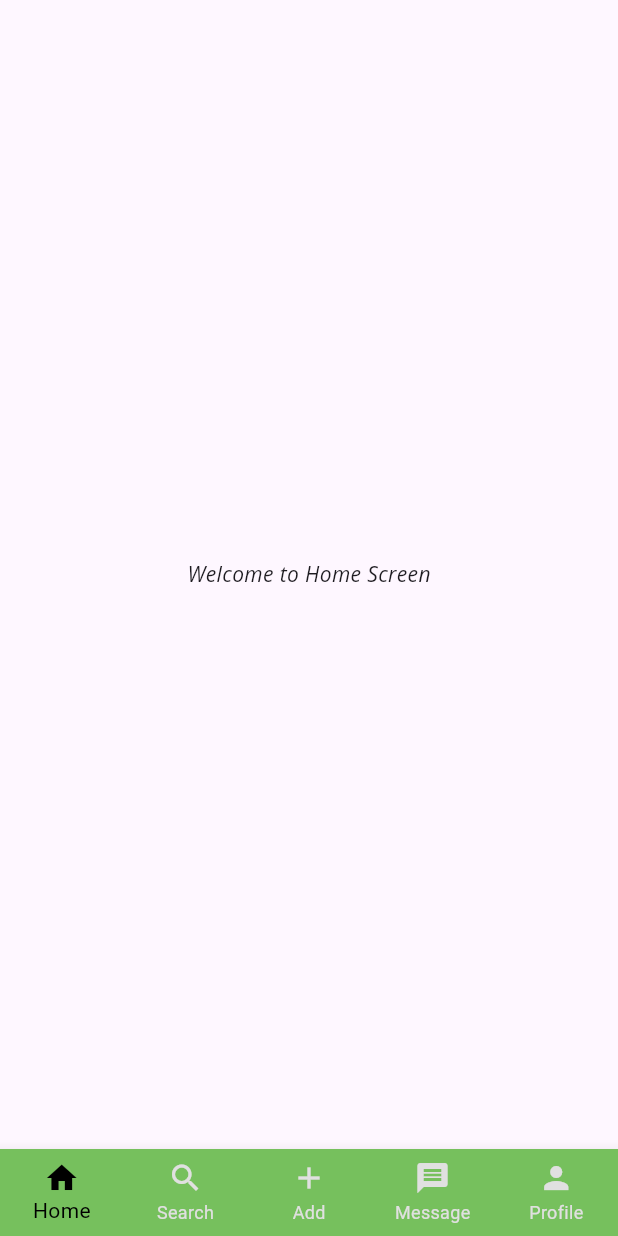
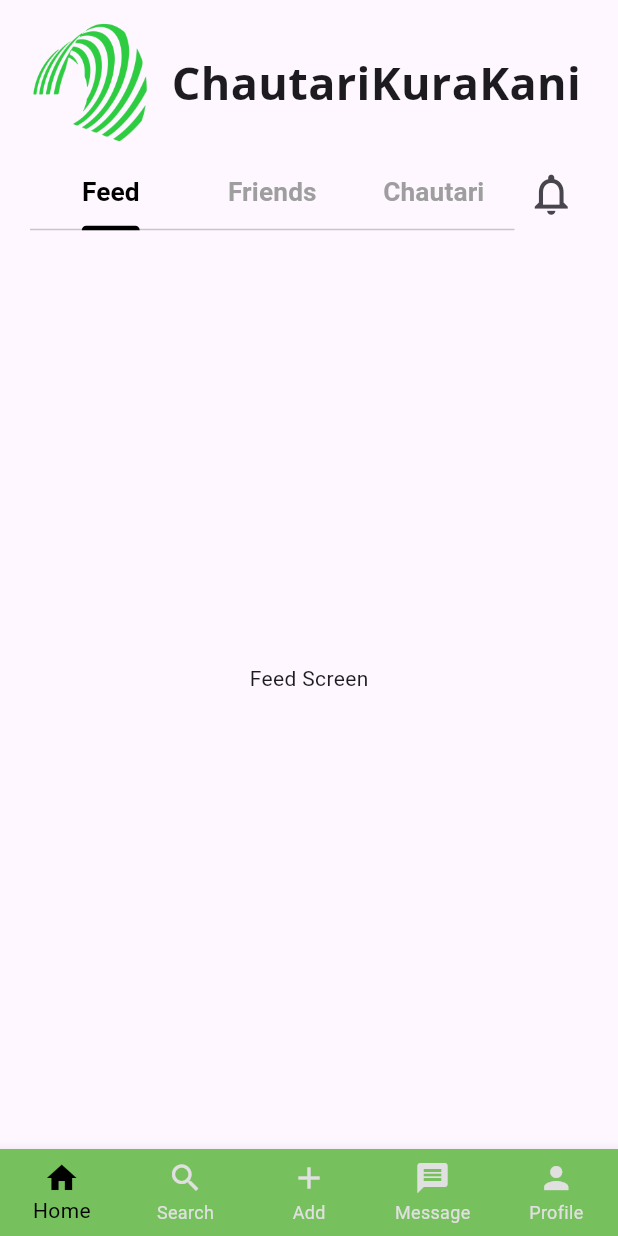
Before and after one commit to aryan123jung/ChautariKuraKani, a Flutter app: the DashboardScreen screen opened directly, on a phone screen of 412 x 824 dp. Run offline on Flutter 3.47's test engine with Material 3 defaults, Android fonts, the phone set to English and light mode, and no system bars; our stand-ins replace lottie, pin_code_fields.

Commit message:
home added tab controller

```diff
--- a/lib/screens/bottom_nav_screen/home_screen.dart
+++ b/lib/screens/bottom_nav_screen/home_screen.dart
@@ -87,6 +87,11 @@
 //   }
 // }
 
+
+
+
+
+
 import 'package:flutter/material.dart';
 
 class HomeScreen extends StatelessWidget {
@@ -94,8 +99,77 @@ class HomeScreen extends StatelessWidget {
 
   @override
   Widget build(BuildContext context) {
-    return SizedBox.expand(child: Center(
-      child: Text("Welcome to Home Screen",style: TextStyle(fontFamily: 'OpenSans Italic'),),
-    ),);
+    return Padding(
+      padding: const EdgeInsets.all(15.0),
+      child: DefaultTabController(
+        length: 3, // Feed, Friends, Chautari
+        child: Column(
+          crossAxisAlignment: CrossAxisAlignment.start,
+          children: [
+
+            Padding(
+              padding: const EdgeInsets.fromLTRB(5, 0, 0, 0),
+              child: Row(
+                children: [
+                  Image.asset(
+                    "assets/images/green_half_logo.png",
+                    height: 80,
+                  ),
+                  const SizedBox(width: 10),
+                  const Text(
+                    "ChautariKuraKani",
+                    style: TextStyle(
+                      fontFamily: "OpenSans Bold",
+                      fontSize: 30,
+                    ),
+                  ),
+                ],
+              ),
+            ),
+
+            Container(
+              padding: EdgeInsets.fromLTRB(0, 10, 0, 0),
+              child: Padding(
+                padding: const EdgeInsets.symmetric(horizontal: 5),
+                child: Row(
+                  children: [
+                    const Expanded(
+                      child: TabBar(
+                        indicatorColor: Colors.black,
+                        indicatorWeight: 2,
+                        labelColor: Colors.black,
+                        unselectedLabelColor: Colors.grey,
+                        labelStyle: TextStyle(fontSize: 17.5,fontWeight: FontWeight.w600),
+                        tabs: [
+                          Tab(text: "Feed"),
+                          Tab(text: "Friends"),
+                          Tab(text: "Chautari"),
+                        ],
+                      ),
+                    ),
+
+                    IconButton(
+                      onPressed: () {},
+                      icon: const Icon(Icons.notifications_none),
+                      iconSize: 33,
+                    ),
+                  ],
+                ),
+              ),
+            ),
+
+            const Expanded(
+              child: TabBarView(
+                children: [
+                  Center(child: Text("Feed Screen")),
+                  Center(child: Text("Friends Screen")),
+                  Center(child: Text("Chautari Screen")),
+                ],
+              ),
+            ),
+          ],
+        ),
+      ),
+    );
   }
 }
```
